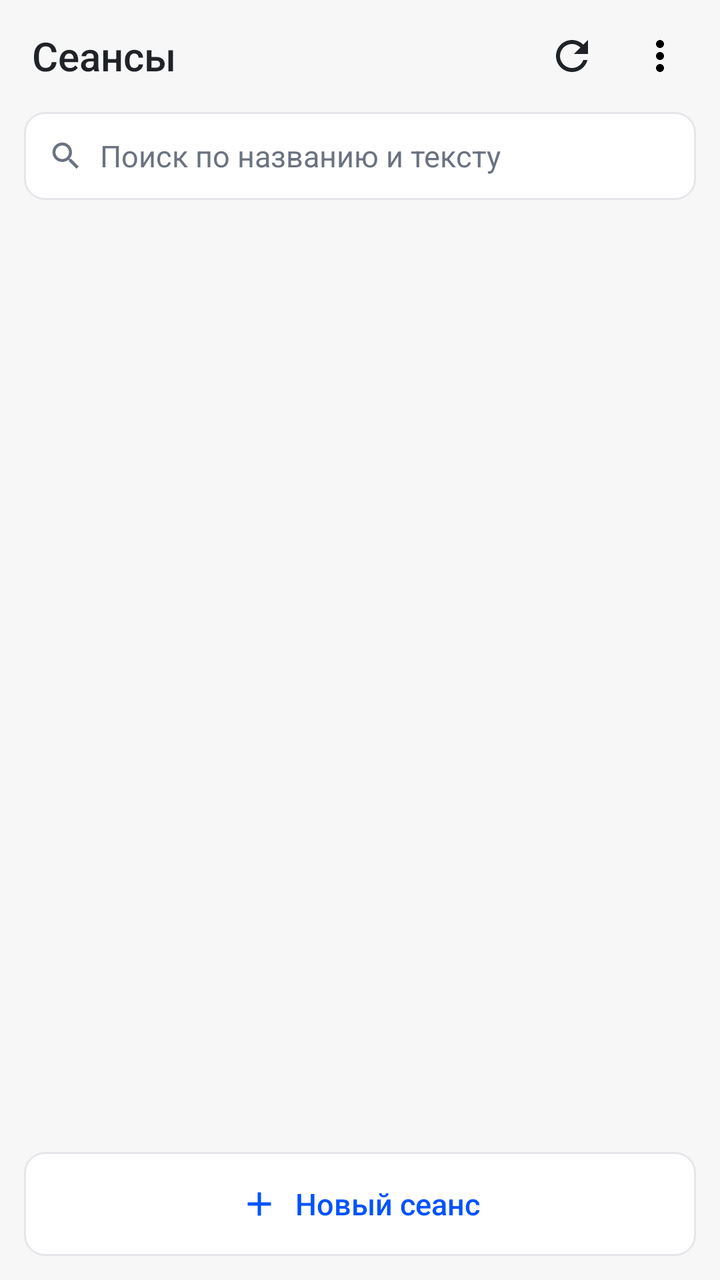
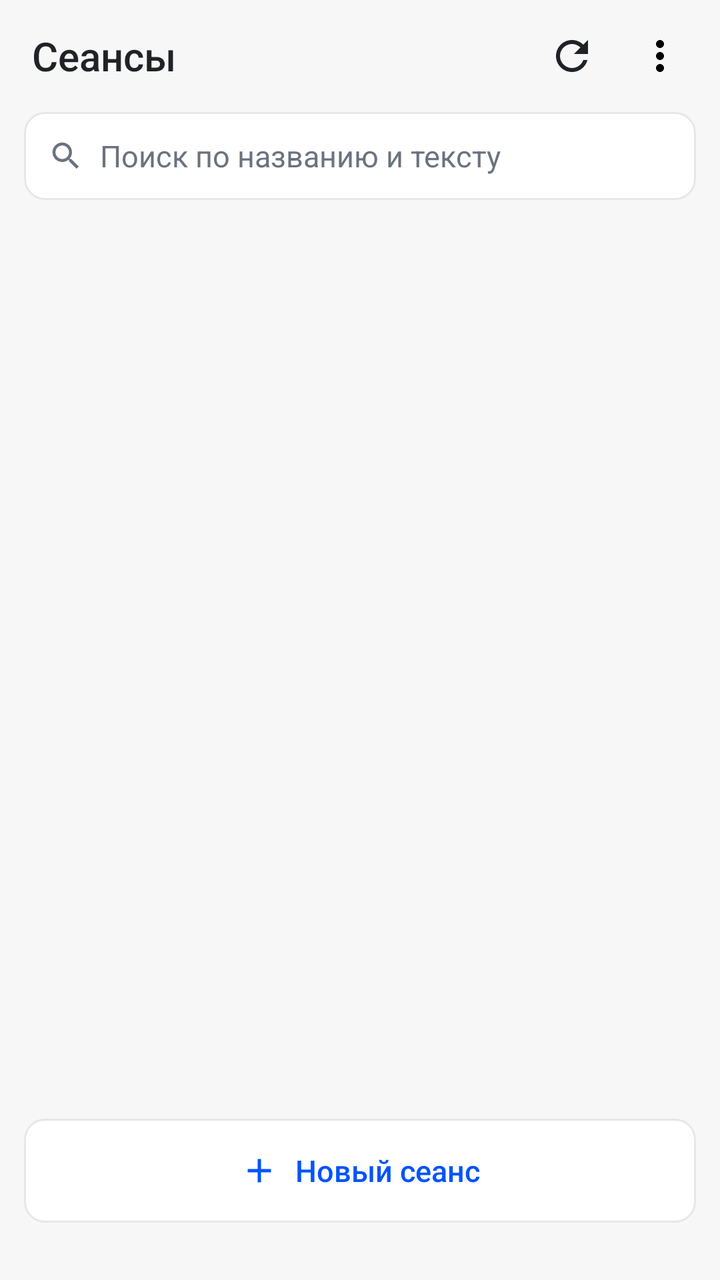

Compare the two renders of this Android layout. The source of the first and the diff that turns it into the second are given below.
<!-- AndroidManifest.xml: activity theme Theme.Hermes -->
<!-- res/layout/activity_main.xml -->
<?xml version="1.0" encoding="utf-8"?>
<FrameLayout xmlns:android="http://schemas.android.com/apk/res/android"
    android:layout_width="match_parent"
    android:layout_height="match_parent"
    android:background="@color/app_bg">

    
    <FrameLayout
        android:id="@+id/listScreen"
        android:layout_width="match_parent"
        android:layout_height="match_parent"
        android:background="@color/app_bg"
        android:clickable="true"
        android:focusable="true">

        <LinearLayout
            android:layout_width="match_parent"
            android:layout_height="match_parent"
            android:orientation="vertical">

            <LinearLayout
                android:layout_width="match_parent"
                android:layout_height="56dp"
                android:gravity="center_vertical"
                android:orientation="horizontal"
                android:paddingStart="16dp"
                android:paddingEnd="8dp">

                <TextView
                    android:layout_width="0dp"
                    android:layout_height="wrap_content"
                    android:layout_weight="1"
                    android:fontFamily="sans-serif-medium"
                    android:text="@string/sessions"
                    android:textColor="@color/text_primary"
                    android:textSize="20sp" />

                <ImageButton
                    android:id="@+id/btnRefresh"
                    android:layout_width="44dp"
                    android:layout_height="44dp"
                    android:background="?android:attr/selectableItemBackgroundBorderless"
                    android:contentDescription="@string/refresh"
                    android:src="@drawable/ic_refresh" />

                <ImageButton
                    android:id="@+id/btnLogout"
                    android:layout_width="44dp"
                    android:layout_height="44dp"
                    android:background="?android:attr/selectableItemBackgroundBorderless"
                    android:contentDescription="@string/logout"
                    android:src="@drawable/ic_more" />
            </LinearLayout>

            <LinearLayout
                android:layout_width="match_parent"
                android:layout_height="44dp"
                android:layout_marginStart="12dp"
                android:layout_marginEnd="12dp"
                android:background="@drawable/bg_search"
                android:gravity="center_vertical"
                android:orientation="horizontal"
                android:paddingStart="12dp"
                android:paddingEnd="12dp">

                <ImageView
                    android:layout_width="18dp"
                    android:layout_height="18dp"
                    android:contentDescription="@null"
                    android:src="@drawable/ic_search" />

                <EditText
                    android:id="@+id/search"
                    android:layout_width="0dp"
                    android:layout_height="match_parent"
                    android:layout_marginStart="8dp"
                    android:layout_weight="1"
                    android:background="@null"
                    android:hint="@string/search_hint"
                    android:imeOptions="actionSearch"
                    android:inputType="text"
                    android:maxLines="1"
                    android:textColor="@color/text_primary"
                    android:textColorHint="@color/text_secondary"
                    android:textSize="15sp"
                    android:autofillHints=""
                    android:importantForAutofill="no" />
            </LinearLayout>

            <TextView
                android:id="@+id/status"
                android:layout_width="match_parent"
                android:layout_height="wrap_content"
                android:paddingStart="16dp"
                android:paddingTop="12dp"
                android:paddingEnd="16dp"
                android:textColor="@color/text_secondary"
                android:textSize="13sp"
                android:visibility="gone" />

            <androidx.recyclerview.widget.RecyclerView
                android:id="@+id/list"
                android:layout_width="match_parent"
                android:layout_height="0dp"
                android:layout_weight="1"
                android:clipToPadding="false"
                android:paddingTop="4dp"
                android:paddingBottom="8dp"
                android:scrollbars="none" />
        </LinearLayout>

        <LinearLayout
            android:id="@+id/newSession"
            android:layout_width="match_parent"
            android:layout_height="52dp"
            android:layout_gravity="bottom"
            android:layout_margin="12dp"
            android:background="@drawable/bg_search"
            android:clickable="true"
            android:focusable="true"
            android:gravity="center"
            android:orientation="horizontal">

            <ImageView
                android:layout_width="20dp"
                android:layout_height="20dp"
                android:contentDescription="@null"
                android:src="@drawable/ic_plus" />

            <TextView
                android:layout_width="wrap_content"
                android:layout_height="wrap_content"
                android:layout_marginStart="8dp"
                android:fontFamily="sans-serif-medium"
                android:text="@string/new_session"
                android:textColor="@color/accent"
                android:textSize="15sp" />
        </LinearLayout>
    </FrameLayout>
</FrameLayout>
<!-- resources referenced by this layout -->
<resources>
  <color name="accent">#0053fd</color>
  <color name="app_bg">#f7f7f7</color>
  <color name="text_primary">#1f2328</color>
  <color name="text_secondary">#6b7280</color>
  <!-- drawable bg_search (drawable) -->
  <?xml version="1.0" encoding="utf-8"?>
  <shape xmlns:android="http://schemas.android.com/apk/res/android" android:shape="rectangle">
      <solid android:color="@color/card_bg" />
      <corners android:radius="10dp" />
      <stroke android:width="1dp" android:color="@color/divider" />
  </shape>
  <!-- drawable ic_more (drawable) -->
  <vector xmlns:android="http://schemas.android.com/apk/res/android"
      android:width="24dp"
      android:height="24dp"
      android:viewportWidth="24"
      android:viewportHeight="24">
      <path
          android:fillColor="#FF000000"
          android:pathData="M12,8c1.1,0 2,-0.9 2,-2s-0.9,-2 -2,-2 -2,0.9 -2,2 0.9,2 2,2zM12,10c-1.1,0 -2,0.9 -2,2s0.9,2 2,2 2,-0.9 2,-2 -0.9,-2 -2,-2zM12,16c-1.1,0 -2,0.9 -2,2s0.9,2 2,2 2,-0.9 2,-2 -0.9,-2 -2,-2z" />
  </vector>
  <!-- drawable ic_plus (drawable) -->
  <?xml version="1.0" encoding="utf-8"?>
  <vector xmlns:android="http://schemas.android.com/apk/res/android"
      android:width="24dp"
      android:height="24dp"
      android:viewportWidth="24"
      android:viewportHeight="24"
      android:tint="@color/accent">
      <path
          android:fillColor="#FF000000"
          android:pathData="M19,13h-6v6h-2v-6H5v-2h6V5h2v6h6v2z" />
  </vector>
  <!-- drawable ic_refresh (drawable) -->
  <?xml version="1.0" encoding="utf-8"?>
  <vector xmlns:android="http://schemas.android.com/apk/res/android"
      android:width="24dp"
      android:height="24dp"
      android:viewportWidth="24"
      android:viewportHeight="24"
      android:tint="@color/text_primary">
      <path
          android:fillColor="#FF000000"
          android:pathData="M17.65,6.35C16.2,4.9 14.21,4 12,4c-4.42,0 -7.99,3.58 -8,8s3.57,8 8,8c3.73,0 6.84,-2.55 7.73,-6h-2.08c-0.82,2.33 -3.04,4 -5.65,4 -3.31,0 -6,-2.69 -6,-6s2.69,-6 6,-6c1.66,0 3.14,0.69 4.22,1.78L13,11h7V4l-2.35,2.35z" />
  </vector>
  <!-- drawable ic_search (drawable) -->
  <?xml version="1.0" encoding="utf-8"?>
  <vector xmlns:android="http://schemas.android.com/apk/res/android"
      android:width="20dp"
      android:height="20dp"
      android:viewportWidth="24"
      android:viewportHeight="24"
      android:tint="@color/text_secondary">
      <path
          android:fillColor="#FF000000"
          android:pathData="M15.5,14h-0.79l-0.28,-0.27C15.41,12.59 16,11.11 16,9.5 16,5.91 13.09,3 9.5,3S3,5.91 3,9.5 5.91,16 9.5,16c1.61,0 3.09,-0.59 4.23,-1.57l0.27,0.28v0.79l5,4.99L20.49,19l-4.99,-5zM9.5,14C7.01,14 5,11.99 5,9.5S7.01,5 9.5,5 14,7.01 14,9.5 11.99,14 9.5,14z" />
  </vector>
  <string name="logout">Выйти</string>
  <string name="new_session">Новый сеанс</string>
  <string name="refresh">Обновить</string>
  <string name="search_hint">Поиск по названию и тексту</string>
  <string name="sessions">Сеансы</string>
  <style name="Theme.Hermes" parent="@android:style/Theme.Material.Light.NoActionBar">
          <item name="android:windowBackground">@color/splash_bg</item>
          <item name="android:statusBarColor">@color/splash_bg</item>
          <item name="android:navigationBarColor">@color/splash_bg</item>
          <item name="android:windowLightStatusBar">true</item>
          <item name="android:windowLightNavigationBar">true</item>
      </style>
  <color name="card_bg">#ffffff</color>
  <color name="divider">#e5e7eb</color>
  <color name="splash_bg">#f7f7f7</color>
</resources>

<!-- the commit's change to res/layout/activity_main.xml (unified diff, before → after) -->
@@ -107,34 +107,53 @@
                 android:paddingTop="4dp"
                 android:paddingBottom="8dp"
                 android:scrollbars="none" />
-        </LinearLayout>
 
-        <LinearLayout
-            android:id="@+id/newSession"
-            android:layout_width="match_parent"
-            android:layout_height="52dp"
-            android:layout_gravity="bottom"
-            android:layout_margin="12dp"
-            android:background="@drawable/bg_search"
-            android:clickable="true"
-            android:focusable="true"
-            android:gravity="center"
-            android:orientation="horizontal">
+            <LinearLayout
+                android:id="@+id/newSession"
+                android:layout_width="match_parent"
+                android:layout_height="52dp"
+                android:layout_marginStart="12dp"
+                android:layout_marginTop="4dp"
+                android:layout_marginEnd="12dp"
+                android:layout_marginBottom="6dp"
+                android:background="@drawable/bg_search"
+                android:clickable="true"
+                android:focusable="true"
+                android:gravity="center"
+                android:orientation="horizontal">
 
-            <ImageView
-                android:layout_width="20dp"
-                android:layout_height="20dp"
-                android:contentDescription="@null"
-                android:src="@drawable/ic_plus" />
+                <ImageView
+                    android:layout_width="20dp"
+                    android:layout_height="20dp"
+                    android:contentDescription="@null"
+                    android:src="@drawable/ic_plus" />
 
+                <TextView
+                    android:layout_width="wrap_content"
+                    android:layout_height="wrap_content"
+                    android:layout_marginStart="8dp"
+                    android:fontFamily="sans-serif-medium"
+                    android:text="@string/new_session"
+                    android:textColor="@color/accent"
+                    android:textSize="15sp" />
+            </LinearLayout>
+
+            
             <TextView
-                android:layout_width="wrap_content"
+                android:id="@+id/statusBar"
+                android:layout_width="match_parent"
                 android:layout_height="wrap_content"
-                android:layout_marginStart="8dp"
-                android:fontFamily="sans-serif-medium"
-                android:text="@string/new_session"
-                android:textColor="@color/accent"
-                android:textSize="15sp" />
+                android:background="?android:attr/selectableItemBackground"
+                android:clickable="true"
+                android:focusable="true"
+                android:ellipsize="end"
+                android:maxLines="1"
+                android:paddingStart="16dp"
+                android:paddingTop="2dp"
+                android:paddingEnd="16dp"
+                android:paddingBottom="6dp"
+                android:textColor="@color/text_secondary"
+                android:textSize="11sp" />
         </LinearLayout>
     </FrameLayout>
 </FrameLayout>
